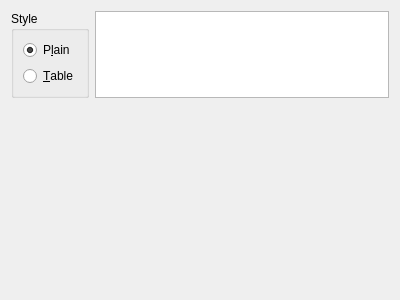
First picture: the form in plugins/exp-plaintext/plaintextexportwidget.ui, repository martin-kudlicka/vocabulary-master, before the edit.
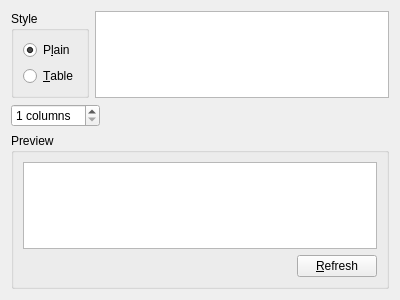
Second picture: the form after the edit. The open tabs and pages were chosen to show the change.

Commit message: + table page

Diff of the .ui file:
```diff
--- a/plugins/exp-plaintext/plaintextexportwidget.ui
+++ b/plugins/exp-plaintext/plaintextexportwidget.ui
@@ -130,7 +130,85 @@
        </item>
       </layout>
      </widget>
-     <widget class="QWidget" name="page_2"/>
+     <widget class="QWidget" name="page_2">
+      <layout class="QVBoxLayout" name="verticalLayout_6">
+       <property name="margin">
+        <number>0</number>
+       </property>
+       <item>
+        <layout class="QHBoxLayout" name="horizontalLayout_8">
+         <item>
+          <widget class="QSpinBox" name="qsbTableColums">
+           <property name="sizePolicy">
+            <sizepolicy hsizetype="Maximum" vsizetype="Fixed">
+             <horstretch>0</horstretch>
+             <verstretch>0</verstretch>
+            </sizepolicy>
+           </property>
+           <property name="suffix">
+            <string> columns</string>
+           </property>
+           <property name="minimum">
+            <number>1</number>
+           </property>
+          </widget>
+         </item>
+         <item>
+          <layout class="QGridLayout" name="qglTableColumns"/>
+         </item>
+         <item>
+          <spacer name="horizontalSpacer_3">
+           <property name="orientation">
+            <enum>Qt::Horizontal</enum>
+           </property>
+           <property name="sizeHint" stdset="0">
+            <size>
+             <width>40</width>
+             <height>20</height>
+            </size>
+           </property>
+          </spacer>
+         </item>
+        </layout>
+       </item>
+       <item>
+        <widget class="QGroupBox" name="groupBox_3">
+         <property name="title">
+          <string>Preview</string>
+         </property>
+         <layout class="QVBoxLayout" name="verticalLayout_5">
+          <item>
+           <widget class="QTextEdit" name="qteTablePreview"/>
+          </item>
+          <item>
+           <layout class="QHBoxLayout" name="horizontalLayout_4">
+            <item>
+             <spacer name="horizontalSpacer_2">
+              <property name="orientation">
+               <enum>Qt::Horizontal</enum>
+              </property>
+              <property name="sizeHint" stdset="0">
+               <size>
+                <width>40</width>
+                <height>20</height>
+               </size>
+              </property>
+             </spacer>
+            </item>
+            <item>
+             <widget class="QPushButton" name="qpbTableRefresh">
+              <property name="text">
+               <string>&amp;Refresh</string>
+              </property>
+             </widget>
+            </item>
+           </layout>
+          </item>
+         </layout>
+        </widget>
+       </item>
+      </layout>
+     </widget>
     </widget>
    </item>
   </layout>
```
